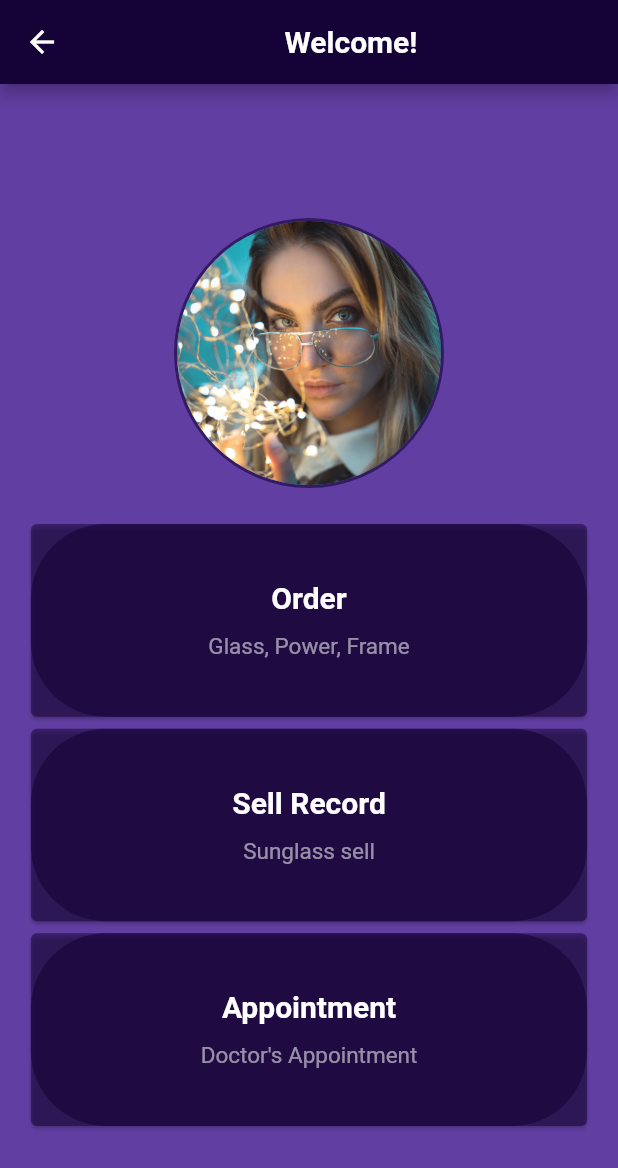
After one commit to samiul-huda1137/Noor-Optical-mobile-app, a Flutter app: the screen it shows after launch, after a tap on "Get Started", on a phone screen of 412 x 824 dp. The commit adds this screen. Shown: the top 1168 px of the screen. Run offline on Flutter 3.47's test engine with Material 2 defaults, Android fonts, the light colour scheme and no system bars; our stand-ins replace carousel_slider, google_fonts; missing offline and left inert: flutter_arc_text; statements that could not run were skipped.

Commit message:
Menu page of Noor optical app

```diff
--- /dev/null
+++ b/lib/appointment.dart
@@ -0,0 +1,15 @@
+import 'package:flutter/material.dart';
+
+class Appointment extends StatefulWidget {
+  const Appointment({Key? key}) : super(key: key);
+
+  @override
+  State<Appointment> createState() => _AppointmentState();
+}
+
+class _AppointmentState extends State<Appointment> {
+  @override
+  Widget build(BuildContext context) {
+    return Scaffold();
+  }
+}
--- a/lib/homepage.dart
+++ b/lib/homepage.dart
@@ -1,3 +1,4 @@
+import 'package:noor_optical/menupage.dart';
 import 'package:noor_optical/widgets/scrollcircularwidget.dart';
 import 'package:noor_optical/widgets/arctext.dart';
 import 'package:flutter/material.dart';
@@ -124,11 +125,11 @@ class _HomePageState extends State<HomePage> {
                       padding: const EdgeInsets.symmetric(
                           horizontal: 40, vertical: 20),
                       backgroundColor: Colors.white,
-                      // onPressed: () {
-                      //   Navigator.of(context).push(MaterialPageRoute(
-                      //     builder: (context) => MainPage(),
-                      //   ));
-                      // },
+                      onPressed: () {
+                        Navigator.of(context).push(MaterialPageRoute(
+                          builder: (context) => MenuPage(),
+                        ));
+                      },
                       label: const Text(
                         "Get Started",
                         style: TextStyle(
--- a/lib/main.dart
+++ b/lib/main.dart
@@ -1,7 +1,7 @@
 import 'package:flutter/material.dart';
 import 'package:noor_optical/homepage.dart';
 import 'package:google_fonts/google_fonts.dart';
-
+import 'package:noor_optical/powergroup.dart';
 
 void main() {
   runApp(const MyApp());
--- /dev/null
+++ b/lib/menupage.dart
@@ -0,0 +1,204 @@
+import 'package:flutter/material.dart';
+import 'package:google_fonts/google_fonts.dart';
+import 'package:noor_optical/appointment.dart';
+import 'package:noor_optical/powergroup.dart';
+import 'package:noor_optical/sell.dart';
+
+class MenuPage extends StatelessWidget {
+  const MenuPage({Key? key}) : super(key: key);
+
+  @override
+  Widget build(BuildContext context) {
+    return Scaffold(
+      appBar: AppBar(
+        backgroundColor: const Color(0xff150236),
+        title: const Center(
+          child: Text(
+            "Welcome!",
+            style: TextStyle(color: Colors.white, fontSize: 20, fontWeight: FontWeight.bold),
+          ),
+        ),
+      ),
+      backgroundColor: const Color(0x208a4bfe),
+
+      body:
+      Container(
+        color: Color(0xff613ea2),
+        child: Center(
+          child: SizedBox(
+            height: MediaQuery.of(context).size.height * 0.8,
+            width: MediaQuery.of(context).size.height * 0.8,
+            child: Padding(
+              padding: const EdgeInsets.all(15.0),
+              child: Column(
+                children: [
+                  Padding(
+                    padding: const EdgeInsets.all(20.0),
+                    child: CircleAvatar(
+                      radius: 90,
+                      backgroundColor: const Color(0xFF150236).withOpacity(0.6),
+                      child: const CircleAvatar(
+                        radius: 88,
+                        backgroundImage: AssetImage(
+                        "assets/img/Main.jpg",
+                      ),
+                      ),
+                    ),
+                  ),
+                  Expanded(
+                    flex: 2,
+                    child: InkWell(
+                      onTap: () {
+                        Navigator.of(context).push(MaterialPageRoute(
+                            builder: (context) => const PowerGroup()));
+                      },
+                      child: Card(
+                        color: const Color(0xFF150236).withOpacity(0.5),
+                        child: Container(
+                          height: MediaQuery.of(context).size.height * 0.80,
+                          width: MediaQuery.of(context).size.width * 0.90,
+                          decoration: BoxDecoration(
+                              color: const Color(0xff150236).withOpacity(0.6),
+                              borderRadius: BorderRadius.circular(50)),
+                          child: Center(
+                            child: Column(
+                                mainAxisAlignment: MainAxisAlignment.center,
+                                children: const [
+                                  Padding(
+                                    padding: EdgeInsets.all(6.0),
+                                    child: Center(
+                                      child: Text(
+                                        "Order",
+                                        style: TextStyle(
+                                            color: Colors.white,
+                                            fontSize: 20,
+                                            fontWeight: FontWeight.bold),
+                                      ),
+                                    ),
+                                  ),
+                                  Padding(
+                                    padding: EdgeInsets.all(6.0),
+                                    child: Center(
+                                      child: Text(
+                                        "Glass, Power, Frame",
+                                        style: TextStyle(
+                                          color: Colors.white54,
+                                          fontSize: 15,
+                                        ),
+                                      ),
+                                    ),
+                                  ),
+                                ]),
+                          ),
+                        ),
+                      ),
+                    ),
+                  ),
+                  Expanded(
+                    flex: 2,
+                    child: InkWell(
+                      onTap: () {
+                        Navigator.of(context).push(MaterialPageRoute(
+                            builder: (context) => const Sell()));
+                      },
+                      child: Card(
+                        color: const Color(0xFF150236).withOpacity(0.5),
+                        child: Container(
+                          height: MediaQuery.of(context).size.height * 0.80,
+                          width: MediaQuery.of(context).size.width * 0.90,
+                          decoration: BoxDecoration(
+                              color: const Color(0xff150236).withOpacity(0.6),
+                              borderRadius: BorderRadius.circular(50)),
+                          child: Center(
+                            child: Column(
+                                mainAxisAlignment: MainAxisAlignment.center,
+                                children: const [
+                                  Padding(
+                                    padding: EdgeInsets.all(6.0),
+                                    child: Center(
+                                      child: Text(
+                                        "Sell Record",
+                                        style: TextStyle(
+                                            color: Colors.white,
+                                            fontSize: 20,
+                                            fontWeight: FontWeight.bold),
+                                      ),
+                                    ),
+                                  ),
+                                  Padding(
+                                    padding: EdgeInsets.all(6.0),
+                                    child: Center(
+                                      child: Text(
+                                        "Sunglass sell",
+                                        style: TextStyle(
+                                          color: Colors.white54,
+                                          fontSize: 15,
+                                        ),
+                                      ),
+                                    ),
+                                  ),
+                                ]),
+                          ),
+                        ),
+                      ),
+                    ),
+                  ),
+                  Expanded(
+                    flex: 2,
+                    child: InkWell(
+                      onTap: () {
+                        Navigator.of(context).push(MaterialPageRoute(
+                            builder: (context) => const Appointment()));
+                      },
+                      child: Card(
+                        color: const Color(0xFF150236).withOpacity(0.5),
+                        child: Container(
+                          height: MediaQuery.of(context).size.height * 0.80,
+                          width: MediaQuery.of(context).size.width * 0.90,
+                          decoration: BoxDecoration(
+                              color: const Color(0xFF150236).withOpacity(0.6),
+                              borderRadius: BorderRadius.circular(50)),
+                          child: Center(
+                            child: Column(
+                                mainAxisAlignment: MainAxisAlignment.center,
+                                children: const [
+                                  Padding(
+                                    padding: EdgeInsets.all(6.0),
+                                    child: Center(
+                                      child: Text(
+                                        "Appointment",
+                                        style: TextStyle(
+                                            color: Colors.white,
+                                            fontSize: 20,
+                                            fontWeight: FontWeight.bold),
+                                      ),
+                                    ),
+                                  ),
+                                  Padding(
+                                    padding: EdgeInsets.all(6.0),
+                                    child: Center(
+                                      child: Text(
+                                        "Doctor\'s Appointment",
+                                        style: TextStyle(
+                                          color: Colors.white54,
+                                          fontSize: 15,
+                                        ),
+                                      ),
+                                    ),
+                                  ),
+                                ]),
+                          ),
+                        ),
+                      ),
+                    ),
+                  ),
+                ],
+              ),
+            ),
+          ),
+        ),
+      ),
+
+    );
+  }
+}
--- /dev/null
+++ b/lib/powergroup.dart
@@ -0,0 +1,70 @@
+import 'package:flutter/material.dart';
+
+class PowerGroup extends StatefulWidget {
+  const PowerGroup({Key? key}) : super(key: key);
+
+  @override
+  State<PowerGroup> createState() => _PowerGroupState();
+}
+
+class _PowerGroupState extends State<PowerGroup> {
+  @override
+  Widget build(BuildContext context) {
+    return Scaffold(
+      appBar: AppBar(
+        backgroundColor: const Color(0xff150236),
+        title: const Center(
+          child: Text(
+            "Power Group",
+            style: TextStyle(color: Colors.white, fontSize: 20, fontWeight: FontWeight.bold),
+          ),
+        ),
+      ),
+      backgroundColor: Colors.black,
+      body: Container(
+        child: Row(
+          children: [
+            Expanded(child:
+            Container(
+              color: Color(0xff17181f),
+              child: Column(
+                children: [
+                  Expanded(child:
+                  Container(
+                    color: Color(0xff17181f),
+                    )
+                  ),
+                  Expanded(child:
+                  Container(
+                    color: Color(0xff17181f),
+                    )
+                  ),
+                ],
+               ),
+              )
+            ),
+            Expanded(child:
+            Container(
+              color: Colors.blue,
+              child: Column(
+                children: [
+                  Expanded(child:
+                  Container(
+                    color: Color(0xff17181f),
+                   )
+                  ),
+                  Expanded(child:
+                  Container(
+                    color: Color(0xff17181f),
+                   )
+                  ),
+                ],
+              ),
+            )
+            ),
+          ],
+        ),
+      ),
+    );
+  }
+}
--- /dev/null
+++ b/lib/sell.dart
@@ -0,0 +1,15 @@
+import 'package:flutter/material.dart';
+
+class Sell extends StatefulWidget {
+  const Sell({Key? key}) : super(key: key);
+
+  @override
+  State<Sell> createState() => _SellState();
+}
+
+class _SellState extends State<Sell> {
+  @override
+  Widget build(BuildContext context) {
+    return Scaffold();
+  }
+}
--- a/pubspec.yaml
+++ b/pubspec.yaml
@@ -58,6 +58,7 @@ dev_dependencies:
 # The following section is specific to Flutter packages.
 flutter:
 
+
   # The following line ensures that the Material Icons font is
   # included with your application, so that you can use the icons in
   # the material Icons class.
```
